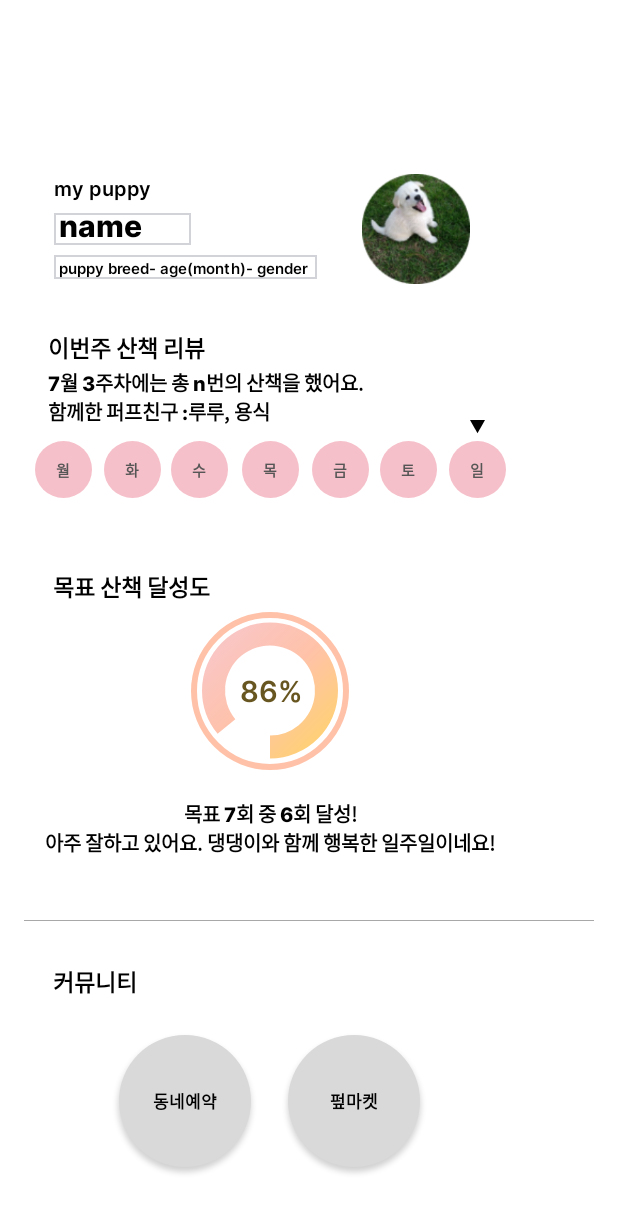
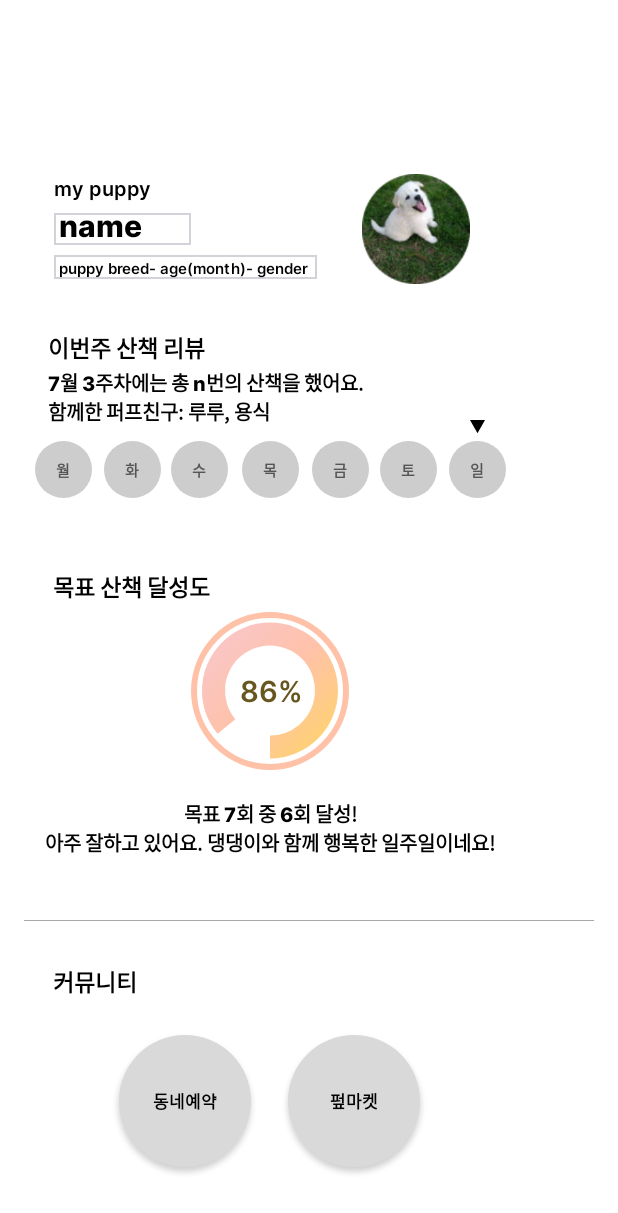
Before and after one commit to PuppyFriend/PUPPYFRIEND-FRONTEND, an Android app: the screen it shows after launch (HomeActivity), on a phone screen of 412 x 824 dp. Shown: the top 1213 px of the screen. Run offline under Robolectric (Android 15) with nearby library versions, the phone set to English and light mode, and no system bars.

Commit message:
[ADD] 홈 기능추가 #hyesung

```diff
--- a/app/src/main/AndroidManifest.xml
+++ b/app/src/main/AndroidManifest.xml
@@ -33,6 +33,8 @@
                 android:value="" />
         </activity>
         <activity android:name=".View.Home.ImageActivity"></activity>
+        <activity android:name=".View.FirstLogin.InfoActivity"></activity>
+        <activity android:name=".View.FirstLogin.MoreInfoActivity"></activity>
         <meta-data
             android:name="preloaded_fonts"
             android:resource="@array/preloaded_fonts" />
--- a/app/src/main/java/com/example/puppyfriend_frontend/View/FirstLogin/MoreInfoActivity.kt
+++ b/app/src/main/java/com/example/puppyfriend_frontend/View/FirstLogin/MoreInfoActivity.kt
@@ -1,9 +1,7 @@
-package com.example.myapplication
+package com.example.puppyfriend_frontend.View.FirstLogin
 
 import android.content.Intent
 import android.os.Bundle
-import android.os.PersistableBundle
-import android.widget.Toast
 import androidx.appcompat.app.AppCompatActivity
 import com.example.puppyfriend_frontend.View.Home.HomeActivity
 import com.example.puppyfriend_frontend.databinding.ActivityMoreinfoBinding
--- a/app/src/main/java/com/example/puppyfriend_frontend/View/Home/HomeActivity.kt
+++ b/app/src/main/java/com/example/puppyfriend_frontend/View/Home/HomeActivity.kt
@@ -1,30 +1,22 @@
 package com.example.puppyfriend_frontend.View.Home
 
+import android.annotation.SuppressLint
 import android.app.ActivityOptions
-import android.content.Context
 import android.content.Intent
 import android.content.SharedPreferences
 import android.graphics.Color
 import android.graphics.drawable.ColorDrawable
 import android.icu.lang.UCharacter.GraphemeClusterBreak.L
 import android.os.Bundle
-import android.renderscript.ScriptGroup.Input
-import android.text.InputFilter
-import android.view.LayoutInflater
-import android.view.View
 import android.view.WindowManager
-import android.widget.Button
-import android.widget.Toast
-import androidx.appcompat.app.AlertDialog
 import androidx.appcompat.app.AppCompatActivity
-import com.example.myapplication.InfoActivity
+import com.example.puppyfriend_frontend.View.FirstLogin.InfoActivity
 import com.example.puppyfriend_frontend.R
 import com.example.puppyfriend_frontend.databinding.ActivityHomeBinding
 import com.example.puppyfriend_frontend.databinding.CustomDialogBinding
 import java.text.SimpleDateFormat
 import java.util.Date
 import java.util.*
-import kotlin.math.max
 
 class HomeActivity : AppCompatActivity() {
     private lateinit var viewBinding: ActivityHomeBinding
@@ -37,12 +29,18 @@ class HomeActivity : AppCompatActivity() {
         private const val DIALOG_SHOWN_KEY = "dialog_shown_key"
     }
 
+    @SuppressLint("SetTextI18n")
     override fun onCreate(savedInstanceState: Bundle?) {
         super.onCreate(savedInstanceState)
         viewBinding = ActivityHomeBinding.inflate(layoutInflater)
         setContentView(viewBinding.root)
 
-        viewBinding.progressbarFront.progress = 86
+        var goalPercent: Int = 86
+
+        // 후에 날짜 버튼과 연동(기술관련 질문)
+        viewBinding.progressbarFront.progress = goalPercent
+        viewBinding.textProgessbarPercent.text = "$goalPercent%"
+
         viewBinding.progressbarFront.rotation = 90f     // 회전
         viewBinding.progressbarFront.scaleY = -1f       // y축을 기준으로 좌우 반전
 
@@ -86,21 +84,18 @@ class HomeActivity : AppCompatActivity() {
 
         // 함께한 퍼프 친구 이름
         var puppyFriendName: String = "루루, 용식"
+        var maxLength = 10
+
+        if (puppyFriendName.length > maxLength) {
+            puppyFriendName = puppyFriendName.substring(0, maxLength)
+        }
 
 
-        viewBinding.textReviewInfo.text = nowDate + "월 "+ currentWeeOfMonth +"주차에는 총 n번의 산책을 했어요.\n함께한 퍼프친구 :" + puppyFriendName
+        viewBinding.textReviewInfo.text = "${nowDate}월 ${currentWeeOfMonth}주차에는 총 n번의 산책을 했어요.\n함께한 퍼프친구: $puppyFriendName"
 
-
-        sharedPreferences = getSharedPreferences("MyPrefs", Context.MODE_PRIVATE)
-        showDialogFlag = sharedPreferences.getBoolean(DIALOG_SHOWN_KEY, false)
-
-//        if (showDialogFlag) {
-//            showDialog()
-//        }
-//
-//        val editor = sharedPreferences.edit()
-//        editor.putBoolean(DIALOG_SHOWN_KEY, true)
-//        editor.apply()
+        if (showDialogFlag) {
+            showDialog()
+        }
 
     }
 
--- /dev/null
+++ b/app/src/main/res/drawable/selector_home_btn.xml
@@ -0,0 +1,5 @@
+<selector xmlns:android="http://schemas.android.com/apk/res/android">
+    <item android:state_pressed="true" android:drawable="@drawable/style_home_btn_unclicked" />
+    <item android:state_selected="true" android:drawable="@drawable/style_home_btn_unclicked" />
+    <item android:drawable="@drawable/style_home_btn_clicked" />
+</selector>
--- /dev/null
+++ b/app/src/main/res/drawable/style_home_btn_clicked.xml
@@ -0,0 +1,5 @@
+<?xml version="1.0" encoding="utf-8"?>
+<shape xmlns:android="http://schemas.android.com/apk/res/android"
+    android:shape="oval">
+    <solid android:color="#CDCDCD" />
+</shape>
--- /dev/null
+++ b/app/src/main/res/drawable/style_home_btn_unclicked.xml
@@ -0,0 +1,5 @@
+<?xml version="1.0" encoding="utf-8"?>
+<shape xmlns:android="http://schemas.android.com/apk/res/android"
+    android:shape="oval">
+    <solid android:color="#f4b0bd" />
+</shape>
--- a/app/src/main/res/drawable/style_home_review_circle.xml
+++ /dev/null
@@ -1,10 +0,0 @@
-<?xml version="1.0" encoding="utf-8"?>
-<shape xmlns:android="http://schemas.android.com/apk/res/android"
-    android:shape="rectangle">
-    <solid android:color="#F6C0CA"></solid>
-    <corners
-        android:bottomLeftRadius="99dp"
-        android:bottomRightRadius="99dp"
-        android:topLeftRadius="99dp"
-        android:topRightRadius="99dp"></corners>
-</shape>
--- a/app/src/main/res/layout/activity_home.xml
+++ b/app/src/main/res/layout/activity_home.xml
@@ -73,7 +73,7 @@
 
             <TextView
                 android:id="@+id/text_info"
-                android:layout_width="167dp"
+                android:layout_width="wrap_content"
                 android:layout_height="wrap_content"
                 android:layout_marginStart="23dp"
                 android:layout_marginTop="171dp"
@@ -164,7 +164,7 @@
                 android:layout_height="38dp"
                 android:layout_marginStart="7dp"
                 android:layout_marginTop="294dp"
-                android:background="@drawable/style_home_review_circle"
+                android:background="@drawable/selector_home_btn"
                 android:fontFamily="@font/inter_semibold"
                 android:lineHeight="12.1dp"
                 android:stateListAnimator="@null"
@@ -182,7 +182,7 @@
                 android:layout_height="38dp"
                 android:layout_marginStart="53dp"
                 android:layout_marginTop="294dp"
-                android:background="@drawable/style_home_review_circle"
+                android:background="@drawable/selector_home_btn"
                 android:fontFamily="@font/inter_semibold"
                 android:lineHeight="12.1dp"
                 android:stateListAnimator="@null"
@@ -200,7 +200,7 @@
                 android:layout_height="38dp"
                 android:layout_marginStart="98dp"
                 android:layout_marginTop="294dp"
-                android:background="@drawable/style_home_review_circle"
+                android:background="@drawable/selector_home_btn"
                 android:fontFamily="@font/inter_semibold"
                 android:lineHeight="12.1dp"
                 android:stateListAnimator="@null"
@@ -218,7 +218,7 @@
                 android:layout_height="38dp"
                 android:layout_marginStart="145dp"
                 android:layout_marginTop="294dp"
-                android:background="@drawable/style_home_review_circle"
+                android:background="@drawable/selector_home_btn"
                 android:fontFamily="@font/inter_semibold"
                 android:lineHeight="12.1dp"
                 android:stateListAnimator="@null"
@@ -236,7 +236,7 @@
                 android:layout_height="38dp"
                 android:layout_marginStart="192dp"
                 android:layout_marginTop="294dp"
-                android:background="@drawable/style_home_review_circle"
+                android:background="@drawable/selector_home_btn"
                 android:fontFamily="@font/inter_semibold"
                 android:lineHeight="12.1dp"
                 android:stateListAnimator="@null"
@@ -255,7 +255,7 @@
                 android:layout_height="38dp"
                 android:layout_marginStart="237dp"
                 android:layout_marginTop="294dp"
-                android:background="@drawable/style_home_review_circle"
+                android:background="@drawable/selector_home_btn"
                 android:fontFamily="@font/inter_semibold"
                 android:lineHeight="12.1dp"
                 android:stateListAnimator="@null"
@@ -273,7 +273,7 @@
                 android:layout_height="38dp"
                 android:layout_marginStart="283dp"
                 android:layout_marginTop="294dp"
-                android:background="@drawable/style_home_review_circle"
+                android:background="@drawable/selector_home_btn"
                 android:fontFamily="@font/inter_semibold"
                 android:lineHeight="12.1dp"
                 android:stateListAnimator="@null"
--- a/app/src/main/res/layout/activity_info.xml
+++ b/app/src/main/res/layout/activity_info.xml
@@ -122,7 +122,7 @@
 
     <EditText
         android:id="@+id/edit_nickname"
-        android:layout_width="80dp"
+        android:layout_width="wrap_content"
         android:layout_height="23dp"
         android:layout_marginStart="130dp"
         android:layout_marginTop="12dp"
@@ -141,7 +141,7 @@
 
     <EditText
         android:id="@+id/edit_puppyName"
-        android:layout_width="110dp"
+        android:layout_width="wrap_content"
         android:layout_height="23dp"
         android:layout_marginStart="100dp"
         android:layout_marginTop="12dp"
@@ -213,7 +213,7 @@
         android:layout_width="375dp"
         android:layout_height="65dp"
         android:layout_below="@+id/text_birth"
-        android:background="#D9D9D9"
+        android:background="#f4b0bd"
         android:drawableBottom="@drawable/img_arrow"
         app:layout_constraintBottom_toBottomOf="parent"
         app:layout_constraintEnd_toEndOf="parent"
```
Also changed, not shown: app/src/main/java/com/example/puppyfriend_frontend/View/FirstLogin/InfoActivity.kt (+7 -10 lines), app/src/main/res/layout/custom_dialog.xml (+9 -5 lines).
